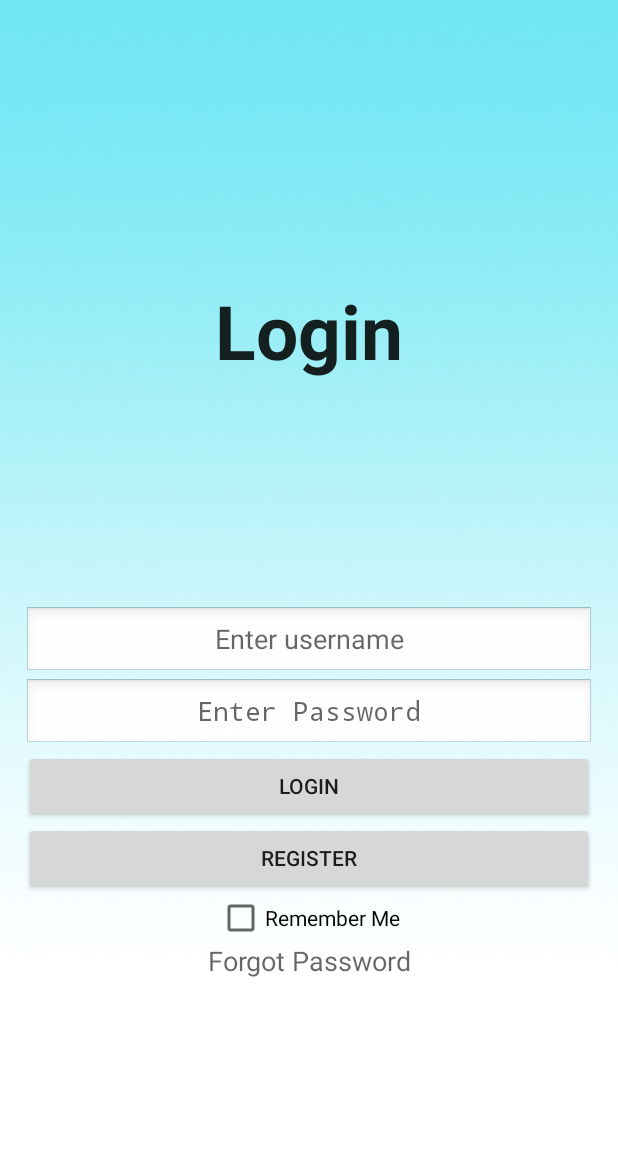
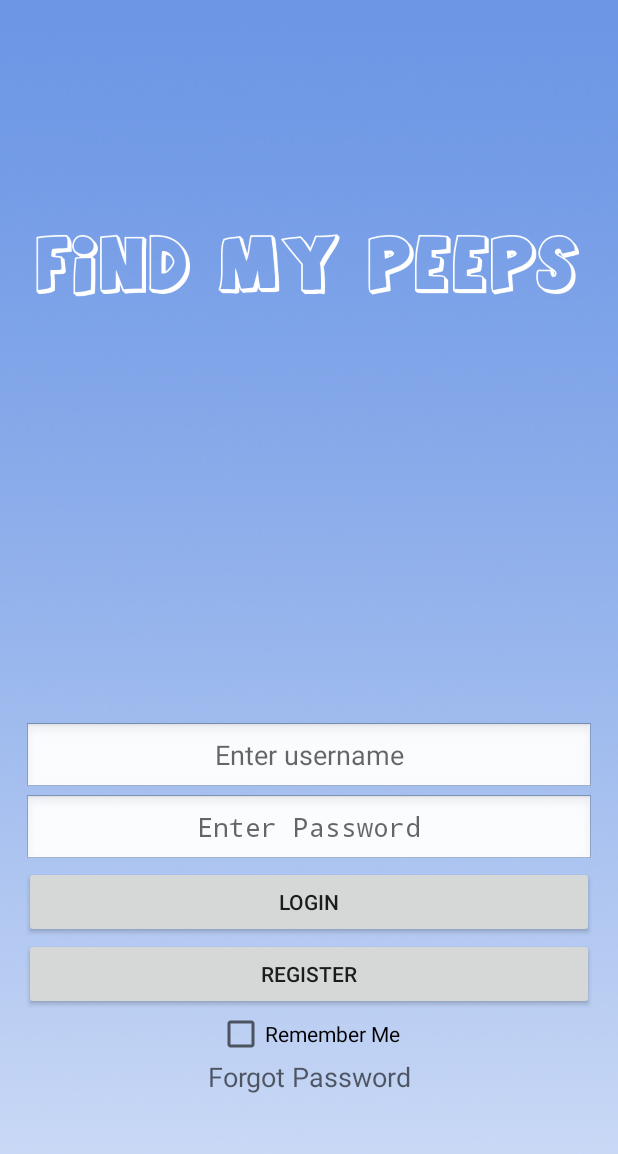
Before and after one commit to Brockify/FindMyPeepsApp, an Android app: the screen it shows after launch (Login), on a phone screen of 412 x 824 dp. Shown: the top 1154 px of the screen. Run offline under Robolectric (Android 15) with nearby library versions, the phone set to English and light mode, and no system bars.

Commit message:
Graphic temp update
Updated the graphics until tomorrow when Cathy can design a logo and
background
- Loading friendlist now shows a loading screen so the user know’s what
is happening an it won’t crash if they touch something!

```diff
--- a/app/src/main/AndroidManifest.xml
+++ b/app/src/main/AndroidManifest.xml
@@ -44,7 +44,7 @@
         </activity>
         <activity
             android:name=".Login"
-            android:label="@string/app_name" >
+            android:label="" >
             <intent-filter>
                 <action android:name="android.intent.action.MAIN" />
 
--- a/app/src/main/java/com/skyrealm/brockyy/findmypeepsapp/Login.java
+++ b/app/src/main/java/com/skyrealm/brockyy/findmypeepsapp/Login.java
@@ -67,8 +67,6 @@ public class Login extends Activity implements OnClickListener, View.OnTouchList
 
         super.onCreate(savedInstanceState);
         setContentView(R.layout.activity_login);
-        setTitle("Login");
-
 
 
         users = (EditText) findViewById(R.id.username);
--- a/app/src/main/java/com/skyrealm/brockyy/findmypeepsapp/MainActivity.java
+++ b/app/src/main/java/com/skyrealm/brockyy/findmypeepsapp/MainActivity.java
@@ -117,7 +117,6 @@ public class MainActivity extends ActionBarActivity implements OnMapReadyCallbac
         MainIntent = new Intent(MainActivity.this, MainActivity.class);
         setTitle("Locations Screen");
         //DECLARATIONS-----------------------------------------------------------------------
-        TextView usernameTextView = (TextView) findViewById(R.id.usernameTextView);
         View mainView = findViewById(R.id.mainActivity);
         getLocationButton = (Button) findViewById(R.id.getLocationButton);
         googleMap = (MapFragment) getFragmentManager().findFragmentById(R.id.googleMap);
@@ -169,8 +168,6 @@ public class MainActivity extends ActionBarActivity implements OnMapReadyCallbac
         //set friends on the map
         new MarkerScript().execute();
 
-        //set username
-        usernameTextView.setText(user);
     }
 
     //function to build the client
@@ -377,14 +374,12 @@ public class MainActivity extends ActionBarActivity implements OnMapReadyCallbac
         //this happens whenever an async task is done
         public void onPostExecute(Void result) {
             LatLngBounds.Builder temp = new LatLngBounds.Builder();
-            pDialog.dismiss();
             googleMap.getMap().setMyLocationEnabled(true);
 
             userCurrentLocation = new LatLng(latitude, longitude);
 
 
             MapFragment googleMap = (MapFragment) getFragmentManager().findFragmentById(R.id.googleMap);
-            TextView addressTextView = (TextView) findViewById(R.id.addressTextView);
             EditText commentEditText = (EditText) findViewById(R.id.commentEditText);
 
             //if the address comes back null send a toast
@@ -394,7 +389,6 @@ public class MainActivity extends ActionBarActivity implements OnMapReadyCallbac
                 String urlTest = "http://skyrealmstudio.com/img/" + user + ".jpg";
                 //if it is the first time clicking get location
                 Toast.makeText(getApplicationContext(), "Updated location!", Toast.LENGTH_LONG).show();
-                addressTextView.setText(address);
                 commentEditText.setText(null);
                 new DownloadImageTask().execute(urlTest);
                 userCurrentLocation = new LatLng(latitude, longitude);
@@ -415,6 +409,7 @@ public class MainActivity extends ActionBarActivity implements OnMapReadyCallbac
             }
             userMarker = googleMap.getMap().addMarker(new MarkerOptions().position(userCurrentLocation).title(user));
             gps.stopUsingGps();
+            pDialog.dismiss();
 
         }
     }
@@ -484,6 +479,15 @@ public class MainActivity extends ActionBarActivity implements OnMapReadyCallbac
 
     class MarkerScript extends AsyncTask<String, Void, Void> {
         int userCounter = 0;
+        protected void onPreExecute()
+        {
+            super.onPreExecute();
+            pDialog = new ProgressDialog(MainActivity.this);
+            pDialog.setMessage("Loading friends onto map...");
+            pDialog.setIndeterminate(false);
+            pDialog.setCancelable(false);
+            pDialog.show();
+        }
         @Override
         protected Void doInBackground(String... strings) {
             HttpResponse response;
@@ -582,6 +586,7 @@ public class MainActivity extends ActionBarActivity implements OnMapReadyCallbac
                 friendsListBoundaries = builder.build();
                 googleMap.getMap().moveCamera(CameraUpdateFactory.newLatLngBounds(friendsListBoundaries, 100));
             }
+            pDialog.cancel();
         }
     }
 
--- a/app/src/main/java/com/skyrealm/brockyy/findmypeepsapp/Profile.java
+++ b/app/src/main/java/com/skyrealm/brockyy/findmypeepsapp/Profile.java
@@ -240,7 +240,7 @@ public class Profile extends Activity implements OnClickListener{
 
 
 
-                bitmap = Bitmap.createScaledBitmap(origbitmap,300, 300, true);
+                bitmap = Bitmap.createScaledBitmap(origbitmap,100, 100, true);
                 ByteArrayOutputStream stream = new ByteArrayOutputStream();
                 // Must compress the Image to reduce image size to make upload easy
                 bitmap.compress(Bitmap.CompressFormat.PNG, 50, stream);
--- a/app/src/main/res/layout/activity_login.xml
+++ b/app/src/main/res/layout/activity_login.xml
@@ -20,18 +20,6 @@
         android:layout_alignParentEnd="false"
         android:gravity="center" />
 
-    <TextView
-        android:layout_width="wrap_content"
-        android:layout_height="wrap_content"
-        android:textAppearance="?android:attr/textAppearanceLarge"
-        android:text="Login"
-        android:id="@+id/Log"
-        android:layout_alignParentTop="true"
-        android:layout_centerHorizontal="true"
-        android:paddingBottom="150dp"
-        android:textSize="50dp"
-        android:textStyle="bold" />
-
     <EditText
         android:id="@+id/username"
         android:layout_width="fill_parent"
@@ -43,7 +31,6 @@
         android:textColor="@android:color/primary_text_light"
         android:imeOptions="actionNext"
         android:singleLine="true"
-        android:layout_below="@+id/Log"
         android:layout_alignLeft="@+id/password"
         android:layout_alignStart="@+id/password"
         android:layout_centerInParent="true"
@@ -101,5 +88,13 @@
         android:layout_below="@+id/remember"
         android:layout_centerHorizontal="true" />
 
+    <ImageView
+        android:layout_width="wrap_content"
+        android:layout_height="wrap_content"
+        android:id="@+id/imageView"
+        android:layout_alignParentTop="true"
+        android:layout_centerHorizontal="true"
+        android:src="@drawable/findmypeeps" />
+
 
 </RelativeLayout>
```
Also changed, not shown: app/src/main/res/layout/activity_main.xml (+9 -31 lines), app/src/main/res/drawable/background.png, app/src/main/res/drawable/findmypeeps.png (added).
